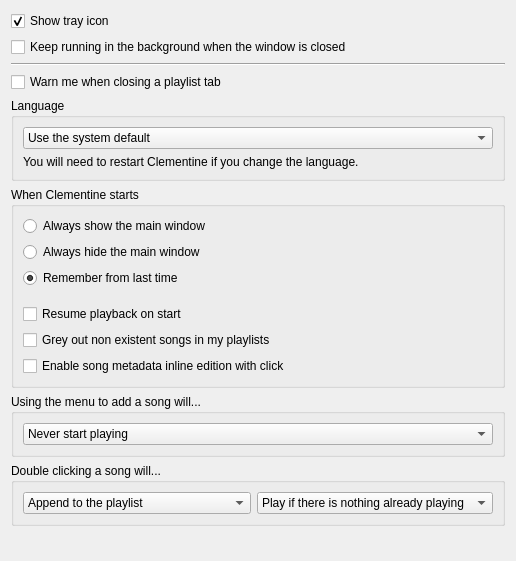
clementine-player/Clementine, file src/ui/behavioursettingspage.ui: the form before one commit.
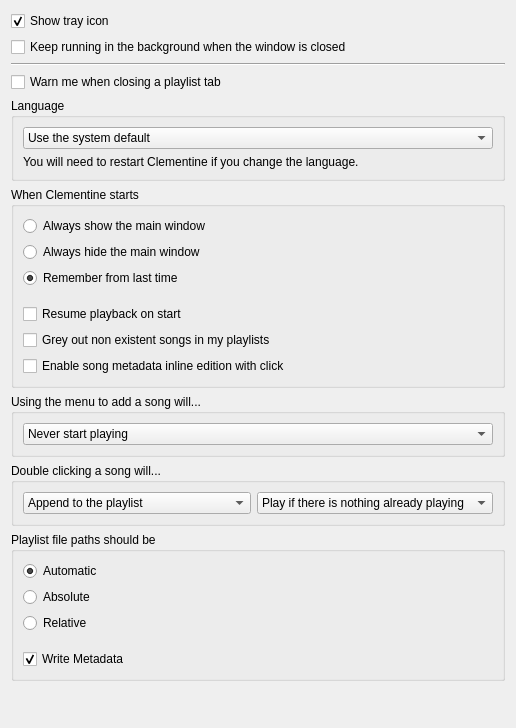
The form after the commit.

Commit message: Added UI and QSettings support for playlist metadata and path types.

The edit to the form file:
```diff
--- a/src/ui/behavioursettingspage.ui
+++ b/src/ui/behavioursettingspage.ui
@@ -7,7 +7,7 @@
     <x>0</x>
     <y>0</y>
     <width>516</width>
-    <height>561</height>
+    <height>728</height>
    </rect>
   </property>
   <property name="windowTitle">
@@ -235,6 +235,65 @@
      </layout>
     </widget>
    </item>
+   <item>
+    <widget class="QGroupBox" name="groupBox_9">
+     <property name="title">
+      <string>Playlist file paths should be</string>
+     </property>
+     <layout class="QVBoxLayout" name="verticalLayout_2">
+      <item>
+       <widget class="QRadioButton" name="b_automatic_path">
+        <property name="text">
+         <string>Automatic</string>
+        </property>
+        <property name="checked">
+         <bool>true</bool>
+        </property>
+       </widget>
+      </item>
+      <item>
+       <widget class="QRadioButton" name="b_absolute_path">
+        <property name="text">
+         <string>Absolute</string>
+        </property>
+       </widget>
+      </item>
+      <item>
+       <widget class="QRadioButton" name="b_relative_path">
+        <property name="text">
+         <string>Relative</string>
+        </property>
+       </widget>
+      </item>
+      <item>
+       <spacer name="verticalSpacer_7">
+        <property name="orientation">
+         <enum>Qt::Vertical</enum>
+        </property>
+        <property name="sizeType">
+         <enum>QSizePolicy::Fixed</enum>
+        </property>
+        <property name="sizeHint" stdset="0">
+         <size>
+          <width>20</width>
+          <height>10</height>
+         </size>
+        </property>
+       </spacer>
+      </item>
+      <item>
+       <widget class="QCheckBox" name="b_write_metadata">
+        <property name="text">
+         <string>Write Metadata</string>
+        </property>
+        <property name="checked">
+         <bool>true</bool>
+        </property>
+       </widget>
+      </item>
+     </layout>
+    </widget>
+   </item>
    <item>
     <spacer name="verticalSpacer_2">
      <property name="orientation">
```
The commit also changes 2 other files.
